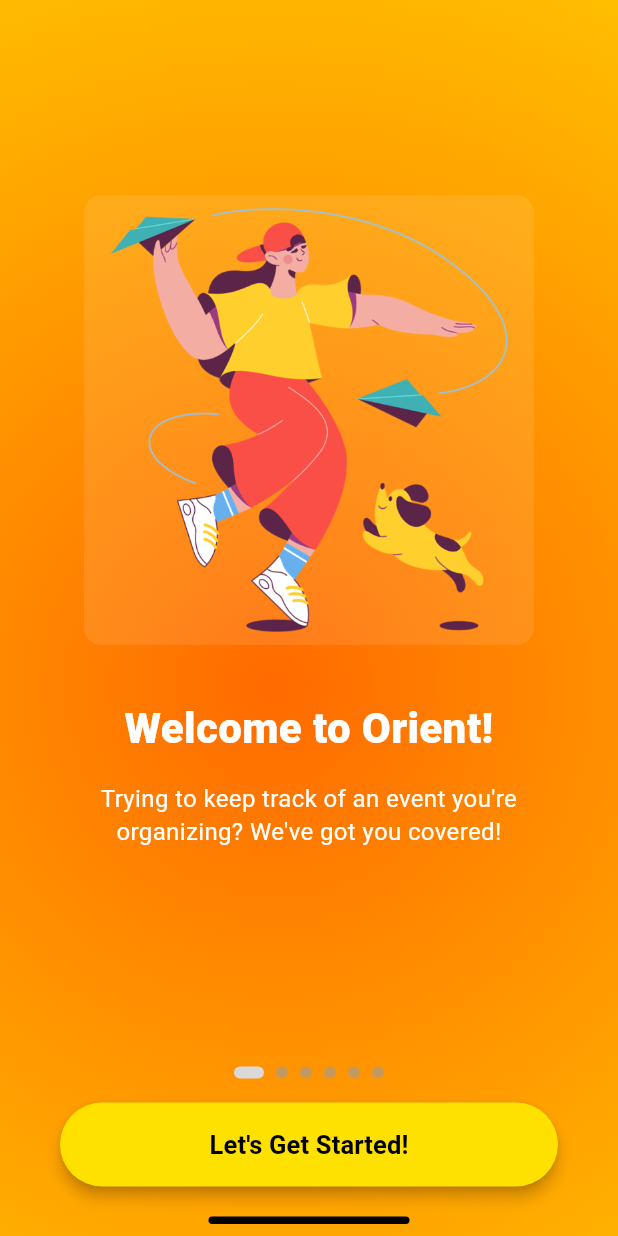
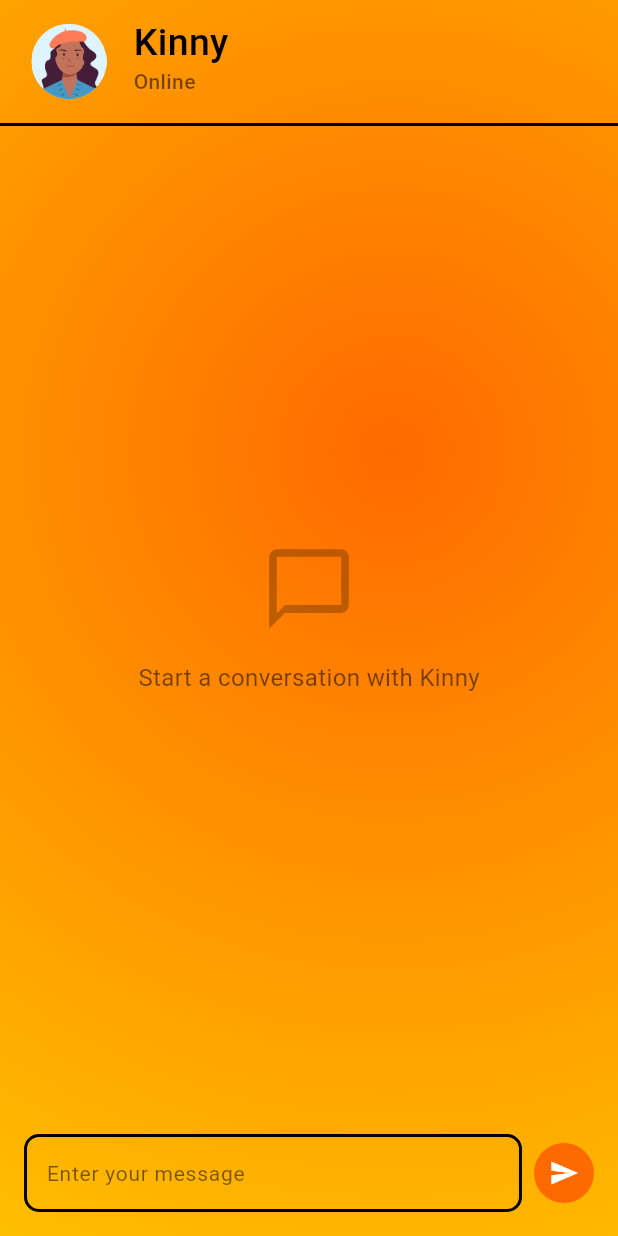
Before and after one commit to dipwaaaa/Orient, a Flutter app: the WelcomeScreen screen opened directly, after a tap on "Let's Get Started!", on a phone screen of 412 x 824 dp. Run offline on Flutter 3.47's test engine with Material 3 defaults, Android fonts, the light colour scheme and no system bars.

Commit message:
Chatbot UI

```diff
--- /dev/null
+++ b/lib/screen/landing page/ChatbotScreen.dart
@@ -0,0 +1,327 @@
+import 'package:flutter/material.dart';
+import 'dart:async';
+
+void main() {
+  runApp(const App());
+}
+
+class App extends StatelessWidget {
+  const App({super.key});
+
+  @override
+  Widget build(BuildContext context) {
+    return MaterialApp(
+      debugShowCheckedModeBanner: false,
+      theme: ThemeData.dark().copyWith(
+        scaffoldBackgroundColor: const Color.fromARGB(255, 18, 32, 47),
+      ),
+      home: const ChatbotScreen(),
+    );
+  }
+}
+
+class ChatbotScreen extends StatefulWidget {
+  const ChatbotScreen({super.key});
+
+  @override
+  State<ChatbotScreen> createState() => _ChatbotScreenState();
+}
+
+class _ChatbotScreenState extends State<ChatbotScreen> with TickerProviderStateMixin {
+  final TextEditingController _messageController = TextEditingController();
+  final List<ChatMessage> _messages = [];
+
+  // Animation Controller untuk animated background
+  late AnimationController _gradientController;
+
+  @override
+  void initState() {
+    super.initState();
+    // Inisialisasi animation controller
+    _gradientController = AnimationController(
+      duration: const Duration(seconds: 4),
+      vsync: this,
+    )..repeat(reverse: true); // Repeat dengan reverse untuk smooth animation
+  }
+
+  @override
+  void dispose() {
+    _messageController.dispose();
+    _gradientController.dispose(); // Jangan lupa dispose animation controller
+    super.dispose();
+  }
+
+  void _sendMessage() {
+    if (_messageController.text.trim().isEmpty) return;
+
+    setState(() {
+      _messages.add(ChatMessage(
+        text: _messageController.text,
+        isUser: true,
+        timestamp: DateTime.now(),
+      ));
+    });
+
+    _messageController.clear();
+
+    // Simulate bot response
+    _simulateBotResponse();
+  }
+
+  void _simulateBotResponse() {
+    Future.delayed(const Duration(milliseconds: 1500), () {
+      if (mounted) {
+        setState(() {
+          _messages.add(ChatMessage(
+            text: "Thanks for your message! How can I help you today?",
+            isUser: false,
+            timestamp: DateTime.now(),
+          ));
+        });
+      }
+    });
+  }
+
+  @override
+  Widget build(BuildContext context) {
+    return Scaffold(
+      body: Container(
+        width: double.infinity,
+        height: double.infinity,
+        child: Stack(
+          children: [
+            // Animated Background
+            _buildAnimatedBackground(),
+            SafeArea(
+              child: Column(
+                children: [
+                  _buildHeader(),
+                  Expanded(child: _buildChatArea()),
+                  _buildMessageInput(),
+                ],
+              ),
+            ),
+          ],
+        ),
+      ),
+    );
+  }
+
+  Widget _buildAnimatedBackground() {
+    return Positioned.fill(
+      child: AnimatedBuilder(
+        animation: _gradientController,
+        builder: (context, child) {
+          final value = _gradientController.value;
+          final dx = 0.6 * (1 - 2 * value);
+          final dy = 0.6 * (2 * value - 1);
+
+          return Container(
+            decoration: BoxDecoration(
+              gradient: RadialGradient(
+                center: Alignment(dx, dy),
+                radius: 2.00,
+                colors: const [
+                  Color(0xFFFF6A00),
+                  Color(0xFFFFE100),
+                ],
+              ),
+            ),
+          );
+        },
+      ),
+    );
+  }
+
+  Widget _buildHeader() {
+    return Column(
+      children: [
+        Container(
+          padding: const EdgeInsets.symmetric(horizontal: 21, vertical: 16),
+          child: Row(
+            children: [
+              _buildBotAvatar(),
+              const SizedBox(width: 18),
+              _buildBotInfo(),
+              const Spacer(),
+            ],
+          ),
+        ),
+        Container(
+          height: 2,
+          color: Colors.black,
+        ),
+      ],
+    );
+  }
+
+  Widget _buildBotAvatar() {
+    return Container(
+      width: 50,
+      height: 50,
+      decoration: const BoxDecoration(
+        color: Color(0xFFDEF3FF),
+        shape: BoxShape.circle,
+      ),
+      child: Image.asset('assets/AvatarKimmy.png'),
+      );
+  }
+
+  Widget _buildBotInfo() {
+    return const Column(
+      crossAxisAlignment: CrossAxisAlignment.start,
+      children: [
+        Text(
+          'Kinny',
+          style: TextStyle(
+            color: Colors.black,
+            fontSize: 25,
+            fontWeight: FontWeight.w500,
+            height: 0.88,
+          ),
+        ),
+        SizedBox(height: 5),
+        Text(
+          'Online',
+          style: TextStyle(
+            color: Colors.black54,
+            fontSize: 14,
+            fontWeight: FontWeight.w500,
+            height: 1.57,
+          ),
+        ),
+      ],
+    );
+  }
+
+  Widget _buildChatArea() {
+    if (_messages.isEmpty) {
+      return const Center(
+        child: Column(
+          mainAxisAlignment: MainAxisAlignment.center,
+          children: [
+            Icon(
+              Icons.chat_bubble_outline,
+              size: 64,
+              color: Colors.black26,
+            ),
+            SizedBox(height: 16),
+            Text(
+              'Start a conversation with Kinny',
+              style: TextStyle(
+                color: Colors.black54,
+                fontSize: 16,
+              ),
+            ),
+          ],
+        ),
+      );
+    }
+
+    return ListView.builder(
+      padding: const EdgeInsets.symmetric(horizontal: 16),
+      itemCount: _messages.length,
+      itemBuilder: (context, index) {
+        return _buildMessageBubble(_messages[index]);
+      },
+    );
+  }
+
+  Widget _buildMessageBubble(ChatMessage message) {
+    return Align(
+      alignment: message.isUser ? Alignment.centerRight : Alignment.centerLeft,
+      child: Container(
+        margin: const EdgeInsets.symmetric(vertical: 4),
+        padding: const EdgeInsets.symmetric(horizontal: 16, vertical: 12),
+        constraints: BoxConstraints(
+          maxWidth: MediaQuery.of(context).size.width * 0.75,
+        ),
+        decoration: BoxDecoration(
+          color: message.isUser
+              ? const Color(0xFFFF6A00)
+              : Colors.white,
+          borderRadius: BorderRadius.circular(20),
+          boxShadow: [
+            BoxShadow(
+              color: Colors.black.withOpacity(0.1),
+              blurRadius: 4,
+              offset: const Offset(0, 2),
+            ),
+          ],
+        ),
+        child: Text(
+          message.text,
+          style: TextStyle(
+            color: message.isUser ? Colors.white : Colors.black,
+            fontSize: 16,
+          ),
+        ),
+      ),
+    );
+  }
+
+  Widget _buildMessageInput() {
+    return Container(
+      padding: const EdgeInsets.all(16),
+      child: Row(
+        children: [
+          Expanded(
+            child: Container(
+              decoration: BoxDecoration(
+                border: Border.all(color: Colors.black, width: 2),
+                borderRadius: BorderRadius.circular(10),
+              ),
+              child: TextField(
+                controller: _messageController,
+                style: const TextStyle(color: Colors.black),
+                decoration: const InputDecoration(
+                  hintText: 'Enter your message',
+                  hintStyle: TextStyle(
+                    color: Colors.black54,
+                    fontSize: 14,
+                  ),
+                  border: InputBorder.none,
+                  contentPadding: EdgeInsets.symmetric(
+                    horizontal: 13,
+                    vertical: 8,
+                  ),
+                ),
+                onSubmitted: (_) => _sendMessage(),
+              ),
+            ),
+          ),
+          const SizedBox(width: 8),
+          GestureDetector(
+            onTap: _sendMessage,
+            child: Container(
+              width: 40,
+              height: 40,
+              decoration: const BoxDecoration(
+                color: Color(0xFFFF6A00),
+                shape: BoxShape.circle,
+              ),
+              child: const Icon(
+                Icons.send,
+                color: Colors.white,
+                size: 20,
+              ),
+            ),
+          ),
+        ],
+      ),
+    );
+  }
+
+}
+
+class ChatMessage {
+  final String text;
+  final bool isUser;
+  final DateTime timestamp;
+
+  const ChatMessage({
+    required this.text,
+    required this.isUser,
+    required this.timestamp,
+  });
+}
--- a/lib/screen/landing page/WelcomeScreen.dart
+++ b/lib/screen/landing page/WelcomeScreen.dart
@@ -1,5 +1,6 @@
 import 'package:flutter/material.dart';
 import 'dart:async';
+import 'ChatbotScreen.dart';
 
 void main() {
   runApp(const App());
@@ -382,8 +383,12 @@
         child: ElevatedButton(
           onPressed: () {
             _stopAutoScroll();
-            debugPrint('Get Started tapped!');
-            // TODO: Add navigation to next screen
+            Navigator.push(
+              context,
+              MaterialPageRoute(
+                builder: (context) => const ChatbotScreen(),
+              ),
+            );
           },
           style: ElevatedButton.styleFrom(
             backgroundColor: const Color(0xFFFFE100),
@@ -395,7 +400,7 @@
             elevation: 4,
           ),
           child: const Text(
-            'Let\'s Get Started!',
+            "Let's Get Started!",
             style: TextStyle(
               fontSize: 17,
               fontWeight: FontWeight.w600,
@@ -405,6 +410,7 @@
       ),
     );
   }
+
 
   Widget _buildHomeIndicator() {
     return Container(
--- a/lib/screen/login_screen.dart
+++ b/lib/screen/login_signup_screen.dart
@@ -1,5 +1,5 @@
 import 'package:flutter/material.dart';
-import 'dart:math'; // untuk pi dan rotasi
+import 'dart:math';
 
 
 void main() {
--- a/pubspec.yaml
+++ b/pubspec.yaml
@@ -68,6 +68,7 @@
     - assets/4.png
     - assets/5.png
     - assets/6.png
+    - assets/AvatarKimmy.png
 
   # An image asset can refer to one or more resolution-specific "variants", see
   # https://flutter.dev/to/resolution-aware-images
```
Also changed, not shown: assets/AvatarKimmy.png (added), lib/screen/flash/FlashScreen.dart (added), lib/screen/home/HomeScreen.dart (added).
